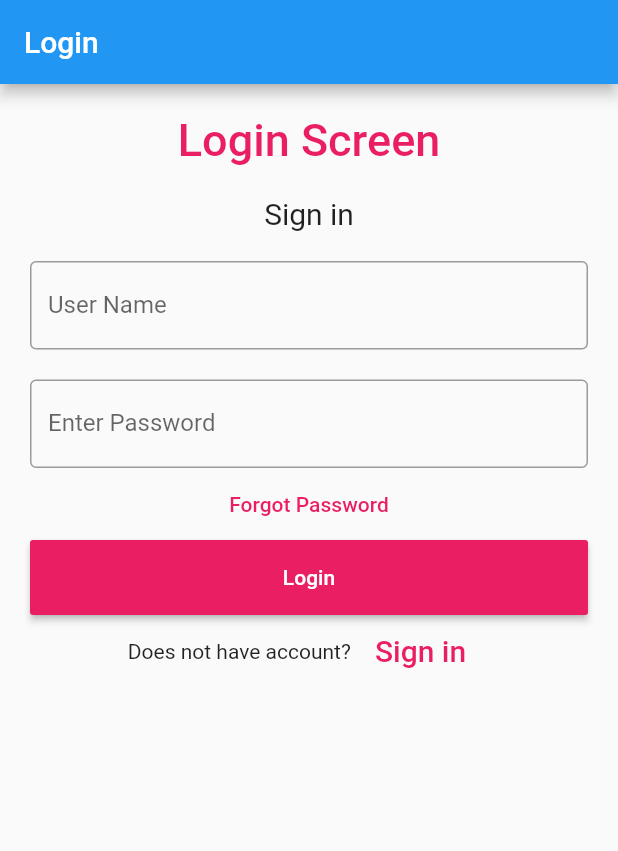
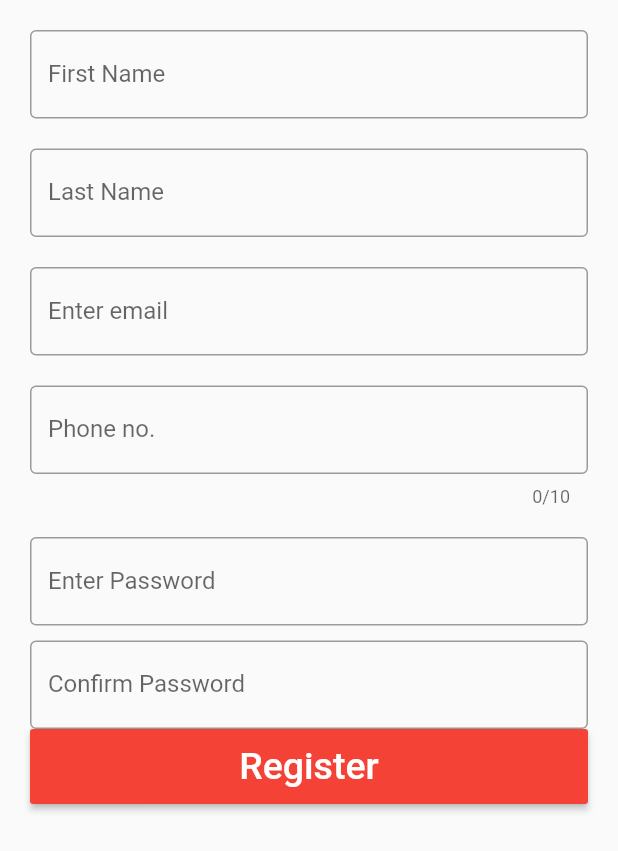
Before and after one commit to Anchalmohadikar/loginscreen, a Flutter app: the screen it shows after launch, on a phone screen of 412 x 824 dp. Shown: the top 851 px of the screen. Run offline on Flutter 3.47's test engine with Material 2 defaults, Android fonts, the phone set to English and light mode, and no system bars.

Commit message:
first commit

```diff
--- a/helloworld/lib/main.dart
+++ b/helloworld/lib/main.dart
@@ -1,105 +1,192 @@
 import 'package:flutter/material.dart';
-
 void main() {
   runApp(MaterialApp(
     home: MyApp(),
   ));
-}
+  }
+
 
 class MyApp extends StatefulWidget {
+
   @override
   _State createState() => _State();
 }
 
 class _State extends State<MyApp> {
+
+  TextEditingController phoneController = TextEditingController();
+  TextEditingController passwordController = TextEditingController();
+  TextEditingController cpasswordController = TextEditingController();
+  TextEditingController emailController = TextEditingController();
+  TextEditingController lnameController = TextEditingController();
   TextEditingController nameController = TextEditingController();
-  TextEditingController passwordController = TextEditingController();
+  final GlobalKey<FormState> _formKey = GlobalKey<FormState>();
+
 
   @override
   Widget build(BuildContext context) {
     return Scaffold(
-        appBar: AppBar(
-          title: Text('Login'),
-        ),
-        body: Padding(
+
+        body:
+        Form(
+         child:Padding(
             padding: EdgeInsets.all(10),
+
             child: ListView(
               children: <Widget>[
-                Container(
-                    alignment: Alignment.center,
-                    padding: EdgeInsets.all(10),
-                    child: Text(
-                      'Login Screen',
-                      style: TextStyle(
-                          color: Colors.pink,
-                          fontWeight: FontWeight.w500,
-                          fontSize: 30),
-                    )),
-                Container(
-                    alignment: Alignment.center,
-                    padding: EdgeInsets.all(10),
-                    child: Text(
-                      'Sign in',
-                      style: TextStyle(fontSize: 20),
-                    )),
+
+
                 Container(
                   padding: EdgeInsets.all(10),
-                  child: TextField(
-                    controller: nameController,
+                  child: TextFormField(
+
+                   controller: nameController,
+
+                   decoration: InputDecoration(
+                      border: OutlineInputBorder(
+                        borderSide: BorderSide (color: Colors.red),),
+
+                      labelText: 'First Name',
+                    ),
+                  ),
+                ),
+
+
+
+
+
+
+
+
+
+               Container(
+
+                  padding: EdgeInsets.all(10),
+                  child: TextFormField(
+                    controller: lnameController,
                     decoration: InputDecoration(
-                      border: OutlineInputBorder(),
-                      labelText: 'User Name',
+                      border: OutlineInputBorder(
+                        borderSide: BorderSide (color: Colors.red),
+
+
+                      ),
+                      labelText: 'Last Name',
+                    ),
+                  ),
+                ),
+
+
+                Container(
+                  padding: EdgeInsets.all(10),
+                  child: TextFormField(
+                    controller: emailController ,
+                    decoration: InputDecoration(
+                      border: OutlineInputBorder(
+                        borderSide: BorderSide (color: Colors.red),
+                      ),
+                      labelText: 'Enter email',
                     ),
                   ),
                 ),
                 Container(
+                  padding: EdgeInsets.all(10),
+                  child: TextFormField(
+                    controller: phoneController,
+                    decoration: InputDecoration(
+                      border: OutlineInputBorder(
+                        borderSide: BorderSide (color: Colors.red),
+                      ),
+                      labelText: 'Phone no.',
+                    ),keyboardType: TextInputType.number,
+                    maxLength: 10,
+
+                  ),
+                ),
+
+
+
+                  Container(
                   padding: EdgeInsets.fromLTRB(10, 10, 10, 0),
-                  child: TextField(
+                  child: TextFormField(
                     obscureText: true,
-                    controller: passwordController,
+                    controller: cpasswordController,
                     decoration: InputDecoration(
-                      border: OutlineInputBorder(),
+                      border: OutlineInputBorder(
+                        borderSide: BorderSide (color: Colors.red),
+                      ),
                       labelText: 'Enter Password',
                     ),
                   ),
                 ),
-                FlatButton(
-                  onPressed: (){
-                    //forgot password screen
-                  },
-                  textColor: Colors.pink,
-                  child: Text('Forgot Password'),
+
+
+
+
+
+
+                  Container(
+                  padding: EdgeInsets.fromLTRB(10, 10, 10, 0),
+                  child: TextFormField(
+                    obscureText: true,
+                    controller: cpasswordController,
+                    decoration: InputDecoration(
+                      border: OutlineInputBorder(
+                        borderSide: BorderSide (color: Colors.red),
+                      ),
+                      labelText: 'Confirm Password',
+                    ),
+                  ),
                 ),
+
+
+
+
                 Container(
                   height: 50,
                     padding: EdgeInsets.fromLTRB(10, 0, 10, 0),
+
+
                     child: RaisedButton(
                       textColor: Colors.white,
-                      color: Colors.pink,
-                      child: Text('Login'),
+                      color: Colors.red,
+                      child: Text('Register', style: TextStyle(
+
+                          fontWeight: FontWeight.w500,
+                          fontSize: 25),
+
+
+                     ),
                       onPressed: () {
-                        print(nameController.text);
+                         print(lnameController.text);
+
+
                         print(passwordController.text);
-                      },
+
+                        setState(() {
+                          print("Form Validation :" + _formKey.currentState.validate().toString());
+                        });
+
+
+                        }
+
+
+
+
+
                     )),
                 Container(
                   child: Row(
-                    children: <Widget>[
-                      Text('Does not have account?'),
-                      FlatButton(
-                        textColor: Colors.pink,
-                        child: Text(
-                          'Sign in',
-                          style: TextStyle(fontSize: 20),
-                        ),
-                        onPressed: () {
-                          //signup screen
-                        },
-                      )
-                    ],
+
                     mainAxisAlignment: MainAxisAlignment.center,
                 ))
               ],
-            )));
+            )
+
+
+            ),
+    ),
+
+    );
+
   }
 }
```
Also changed, not shown: helloworld/lib/signin.dart (added).
